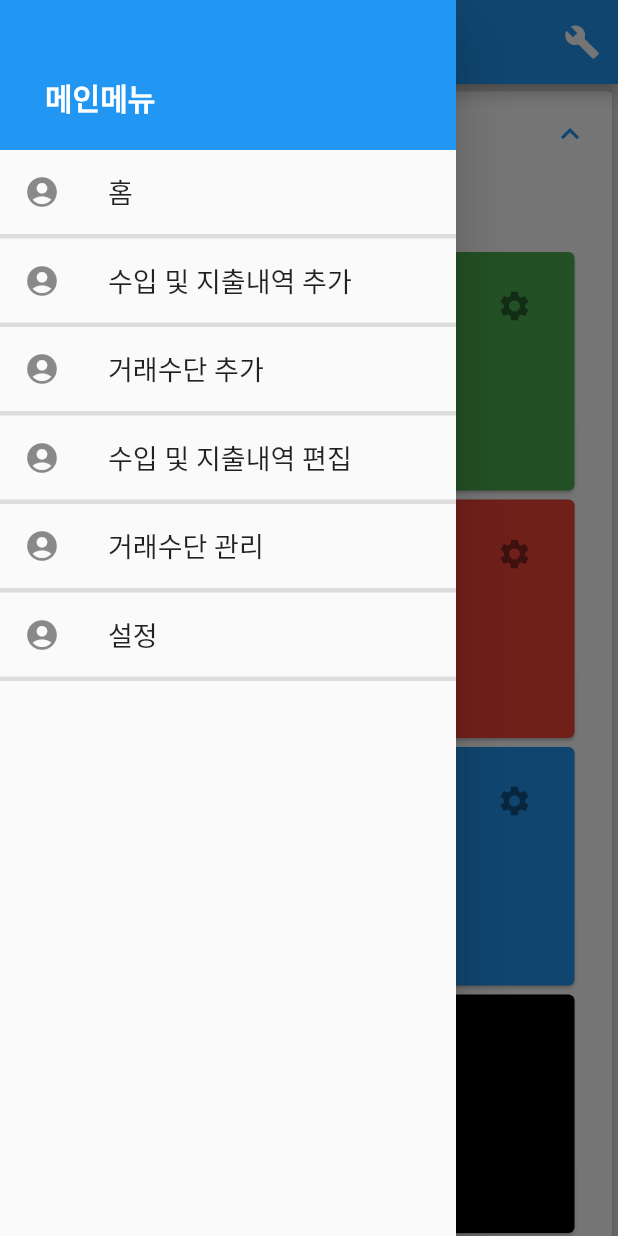
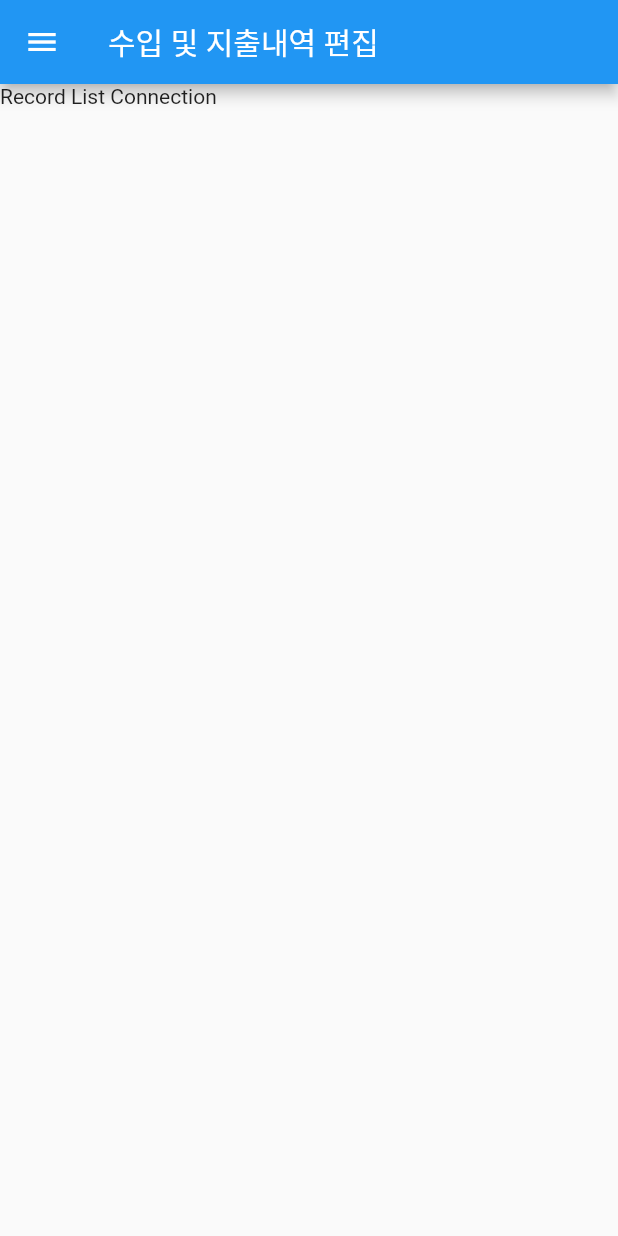
Before and after one commit to kjunha/unnamed-flutter-project, a Flutter app: the screen it shows after launch, in the side drawer, after a tap on "수입 및 지출내역 편집", on a phone screen of 412 x 824 dp. Run offline on Flutter 3.47's test engine with Material 2 defaults, Android fonts, the phone set to English and light mode, and no system bars; our stand-ins replace flutter_chips_input, flutter_form_builder, grouped_list, material_segmented_control.

Commit message:
add record list view, method list view

```diff
--- a/lib/drawer_common.dart
+++ b/lib/drawer_common.dart
@@ -39,7 +39,7 @@ Drawer loadDrawer(BuildContext context) {
           title: Text('수입 및 지출내역 편집', style: TextStyle(fontSize: 18),),
           leading: Icon(Icons.account_circle),
           onTap: () {
-            //Navigator.pushNamed(context, '/edit');
+            Navigator.pushNamed(context, '/edit');
           },
         ),
         Divider(thickness: 3,height: 3,),
@@ -47,7 +47,7 @@ Drawer loadDrawer(BuildContext context) {
           title: Text('거래수단 관리', style: TextStyle(fontSize: 18),),
           leading: Icon(Icons.account_circle),
           onTap: () {
-            //Navigator.pushNamed(context, '/manage');
+            Navigator.pushNamed(context, '/manage');
           },
         ),
         Divider(thickness: 3,height: 3,),
--- a/lib/main.dart
+++ b/lib/main.dart
@@ -1,9 +1,11 @@
 import 'package:flutter/material.dart';
 import 'package:grouped_list/grouped_list.dart';
 import 'package:intl/intl.dart';
-import './add_record.dart';
-import './new_method.dart';
+import './record_form.dart';
+import './method_form.dart';
 import './drawer_common.dart';
+import './record_list.dart';
+import './method_list.dart';
 
 //Sandbox Dependency
 
@@ -18,10 +20,12 @@ class ExtraCreditApp extends StatelessWidget {
       title: 'Extra Credit',
       home: Overview(),
       routes: {
-        '/add': (context) => AddRecord(),
-        '/about': (context) => AboutApp(),
-        '/new': (context) => NewMethod(),
-        '/sand': (context) => Sandbox()
+        '/add': (context) => RecordForm(),
+        //'/about': (context) => AboutApp(),
+        '/new': (context) => MethodForm(),
+        '/sand': (context) => Sandbox(),
+        '/edit': (context) => RecordList(),
+        '/manage': (context) => MethodList()
       },
     );
   }
@@ -201,32 +205,6 @@ class _PointWalletListViewState extends State<PointWalletListView> {
   }
 }
 
-//(TOBEGONE)To Be Created
-class AboutApp extends StatelessWidget {
-  @override
-  Widget build(BuildContext context) {
-    return Scaffold();
-  }
-}
-
-class RecordEditView extends StatefulWidget {
-  @override
-  _RecordEditViewState createState() => _RecordEditViewState();
-}
-
-class _RecordEditViewState extends State<RecordEditView> {
-  @override
-  Widget build(BuildContext context) {
-    return MaterialApp(
-      title: 'record_edit_view',
-      home: Scaffold(
-        appBar: AppBar(),
-        body: Text(''),
-      ),
-    );
-  }
-}
-
 //(DEVONLY)Sandbox
 class Sandbox extends StatefulWidget {
   @override
--- a/lib/new_method.dart
+++ b/lib/method_form.dart
@@ -2,12 +2,12 @@ import 'package:flutter/material.dart';
 import 'package:flutter_form_builder/flutter_form_builder.dart';
 import 'package:flutter_chips_input/flutter_chips_input.dart';
 
-class NewMethod extends StatefulWidget {
+class MethodForm extends StatefulWidget {
   @override
-  _NewMethodState createState() => _NewMethodState();
+  _MethodFormState createState() => _MethodFormState();
 }
 
-class _NewMethodState extends State<NewMethod> {
+class _MethodFormState extends State<MethodForm> {
   final _formKey = GlobalKey<FormBuilderState>();
 
   //Dummydata field -DEV
--- a/lib/add_record.dart
+++ b/lib/record_form.dart
@@ -5,12 +5,12 @@ import 'package:flutter_form_builder/flutter_form_builder.dart';
 import 'package:flutter_chips_input/flutter_chips_input.dart';
 
 
-class AddRecord extends StatefulWidget {
+class RecordForm extends StatefulWidget {
   @override
-  _AddRecordState createState() => _AddRecordState();
+  _RecordFormState createState() => _RecordFormState();
 }
 
-class _AddRecordState extends State<AddRecord> {
+class _RecordFormState extends State<RecordForm> {
   final _formKey = GlobalKey<FormBuilderState>();
   final df = DateFormat('yyyy-MM-dd');
   final Map<int, Widget> _children = {
--- /dev/null
+++ b/lib/record_list.dart
@@ -0,0 +1,18 @@
+import 'package:flutter/material.dart';
+import './drawer_common.dart';
+
+class RecordList extends StatefulWidget {
+  @override
+  _RecordListState createState() => _RecordListState();
+}
+
+class _RecordListState extends State<RecordList> {
+  @override
+  Widget build(BuildContext context) {
+    return Scaffold(
+      appBar: AppBar(title: Text('수입 및 지출내역 편집'),  backgroundColor: Colors.blue,),
+      drawer: loadDrawer(context),
+      body: Text('Record List Connection'),
+    );
+  }
+}
```
Also changed, not shown: lib/method_list.dart (added, +61 -0 lines).
